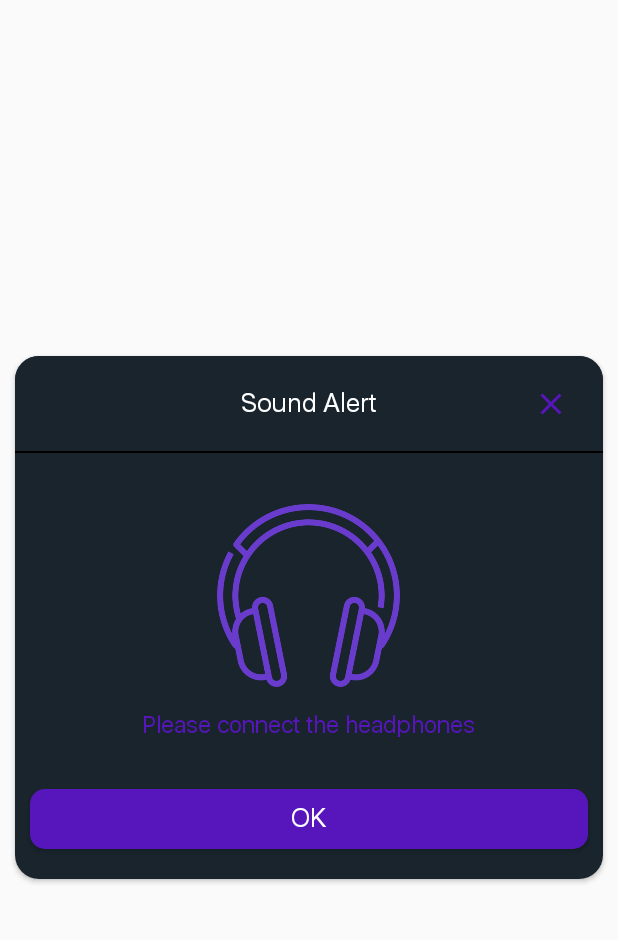
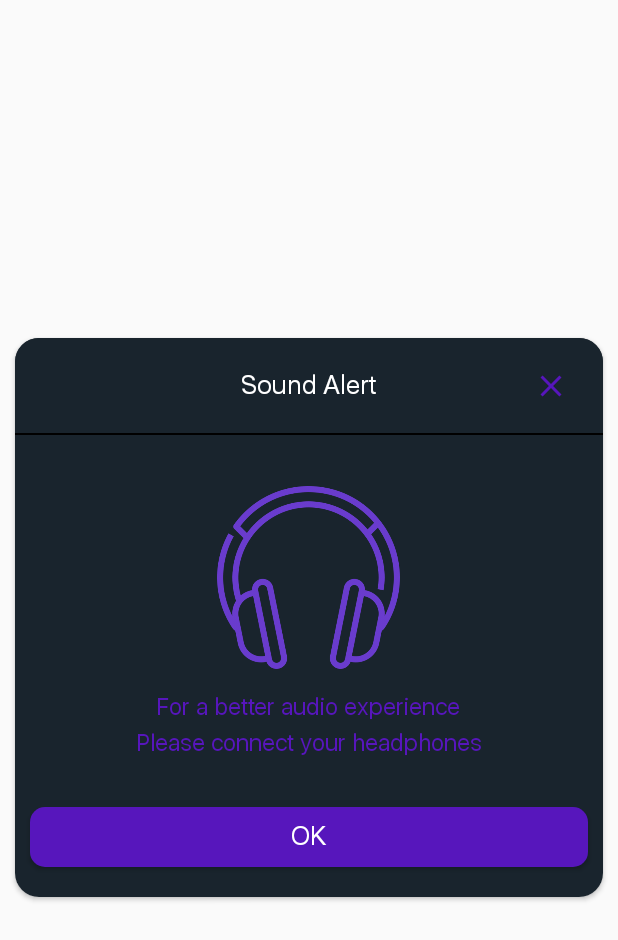
Before and after one commit to Lalu-Enfin/rafky-android, an Android app: the layout headphone_dialog_layout.xml on its own in the app's theme, with its tools: preview values and no code run, on a phone screen of 412 x 824 dp. Shown: the top 940 px of the screen. Run offline under Robolectric (Android 15) with nearby library versions, the phone set to English and light mode, and no system bars.

Commit message:
logochange,headphonemsg

```diff
--- a/app/src/main/java/com/rafiky/connect/ui/Event/EventPresenter.java
+++ b/app/src/main/java/com/rafiky/connect/ui/Event/EventPresenter.java
@@ -114,10 +114,7 @@ public class EventPresenter implements EventContract.Presenter{
     @Override
     public boolean isSessionTimeCheck(EventResponseModelClass.DataBean.RoomsBean roomsBean, EventResponseModelClass.DataBean.RoomsBean.SessionsBean sessionsBean)  {
         Boolean returnFlag = false ;
-        Log.i("date",sessionsBean.getSessionDate());
-        Log.i("startTime",sessionsBean.getSessionStartTime());
-        Log.i("endTime",sessionsBean.getSessionEndTime());
-        Log.i("sessionsBean",sessionsBean.toString());
+
         try {
             Date strDate = AppUtils.getDateFormat(sessionsBean.getSessionStartTime());
             Date endDate = AppUtils.getDateFormat(sessionsBean.getSessionEndTime());
--- a/app/src/main/java/com/rafiky/connect/ui/Streaming/StreamingActivity.java
+++ b/app/src/main/java/com/rafiky/connect/ui/Streaming/StreamingActivity.java
@@ -457,13 +457,11 @@ public class StreamingActivity extends BaseActivity implements StreamingContract
             Log.e(TAG, "initialsignaling_from_onConnected");
             initialSignaling(session);
         }
-
         @Override
         public void onDisconnected(SubscriberKit subscriberKit) {
             Log.d(TAG, "onDisconnected: Subscriber disconnected. Stream: " + subscriberKit.getStream().getStreamId());
             stopTimer(); // cancel TIMER
         }
-
         @Override
         public void onError(SubscriberKit subscriberKit, OpentokError opentokError) {
             Log.e(TAG, "SubscriberKit onError: " + opentokError.getMessage());
--- a/app/src/main/res/layout/headphone_dialog_layout.xml
+++ b/app/src/main/res/layout/headphone_dialog_layout.xml
@@ -75,13 +75,22 @@
                 android:src="@drawable/headset" />
 
             <TextView
-                android:id="@+id/tv_headphone"
                 android:layout_width="wrap_content"
                 android:layout_height="wrap_content"
-                android:layout_gravity="center"
+                android:layout_gravity="center_horizontal"
+                android:justificationMode="inter_word"
+                android:fontFamily="@font/sp_new"
+                android:text="For a better audio experience"
+                android:textColor="@color/colorAccent"
+                android:textSize="@dimen/dimen_16sp" />
+            <TextView
+                android:layout_width="wrap_content"
+                android:layout_height="wrap_content"
+                android:layout_gravity="center_horizontal"
+                android:justificationMode="inter_word"
                 android:layout_marginBottom="@dimen/dimen_30dp"
                 android:fontFamily="@font/sp_new"
-                android:text="Please connect the headphones"
+                android:text="Please connect your headphones"
                 android:textColor="@color/colorAccent"
                 android:textSize="@dimen/dimen_16sp" />
 
```
Also changed, not shown: app/src/main/java/com/rafiky/connect/ui/Event/EventActivity.java (+30 -3 lines), app/src/main/res/layout/activity_event_layout.xml (+14 -16 lines).
